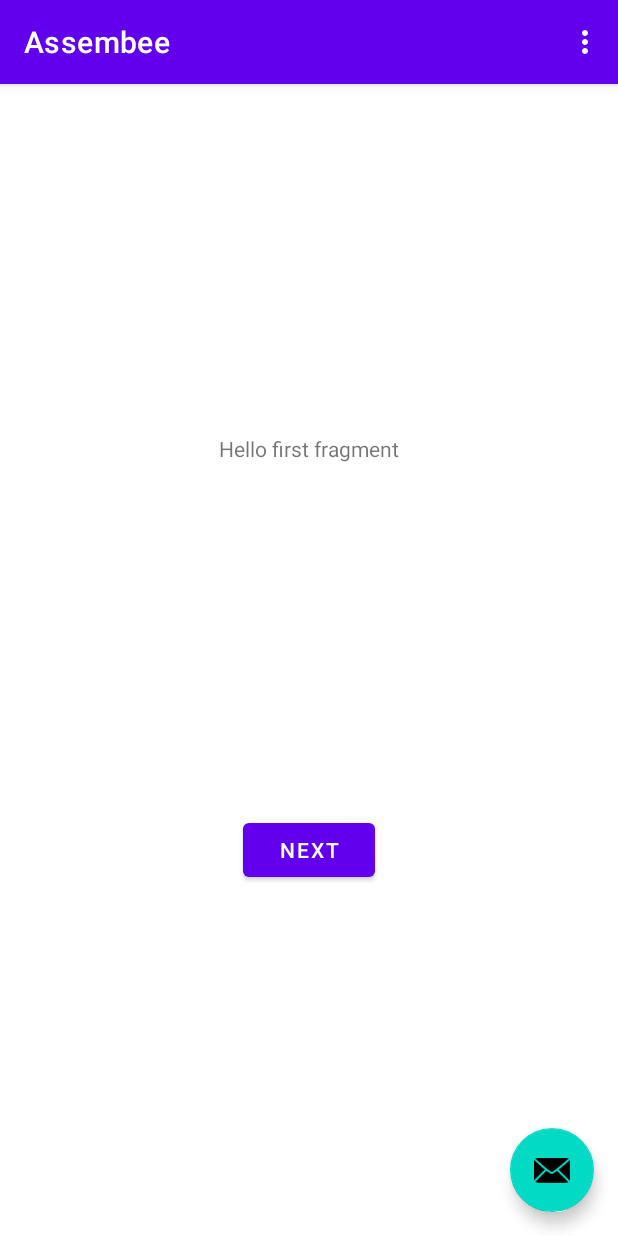
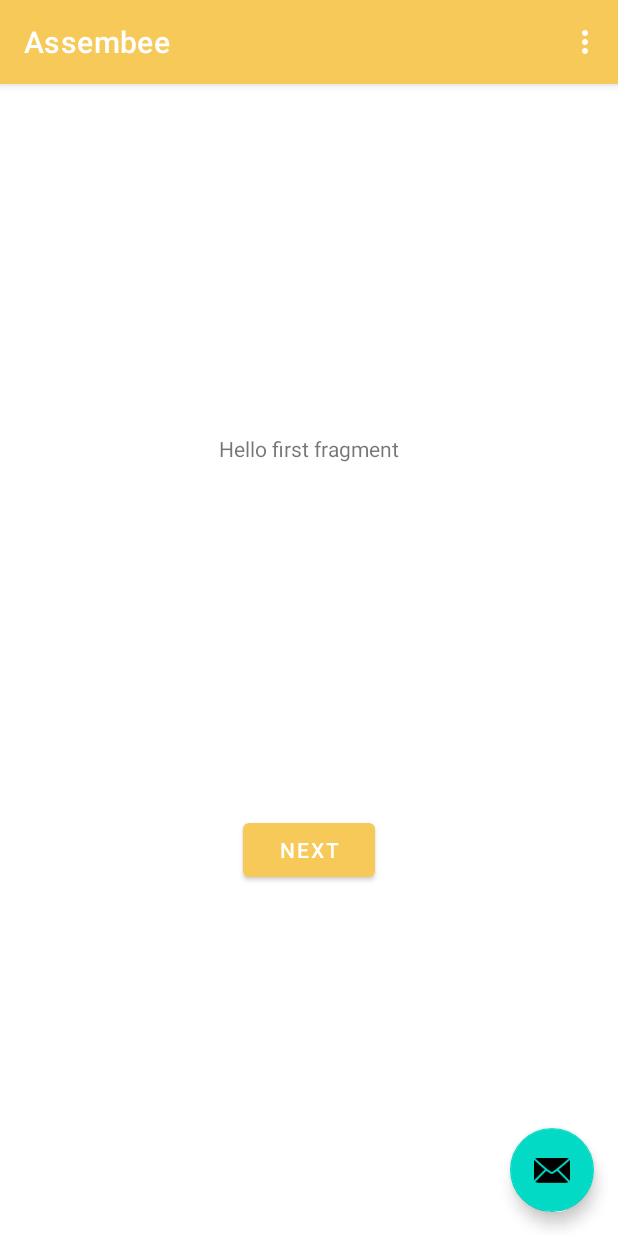
Before and after one commit to HariSrinivasan14/Assembee, an Android app: the screen it shows after launch (MainActivity), on a phone screen of 412 x 824 dp. Run offline under Robolectric (Android 15) with nearby library versions, the phone set to English and light mode, and no system bars.

Commit message:
added assembee bee themeing

```diff
--- a/Project/app/src/main/res/values/colors.xml
+++ b/Project/app/src/main/res/values/colors.xml
@@ -7,4 +7,8 @@
     <color name="teal_700">#FF018786</color>
     <color name="black">#FF000000</color>
     <color name="white">#FFFFFFFF</color>
+
+    <color name="yellow">#F7C959</color>
+
+
 </resources>
--- a/Project/app/src/main/res/values/themes.xml
+++ b/Project/app/src/main/res/values/themes.xml
@@ -2,7 +2,7 @@
     <!-- Base application theme. -->
     <style name="Theme.Assembee" parent="Theme.MaterialComponents.DayNight.DarkActionBar">
         <!-- Primary brand color. -->
-        <item name="colorPrimary">@color/purple_500</item>
+        <item name="colorPrimary">@color/yellow</item>
         <item name="colorPrimaryVariant">@color/purple_700</item>
         <item name="colorOnPrimary">@color/white</item>
         <!-- Secondary brand color. -->
```
